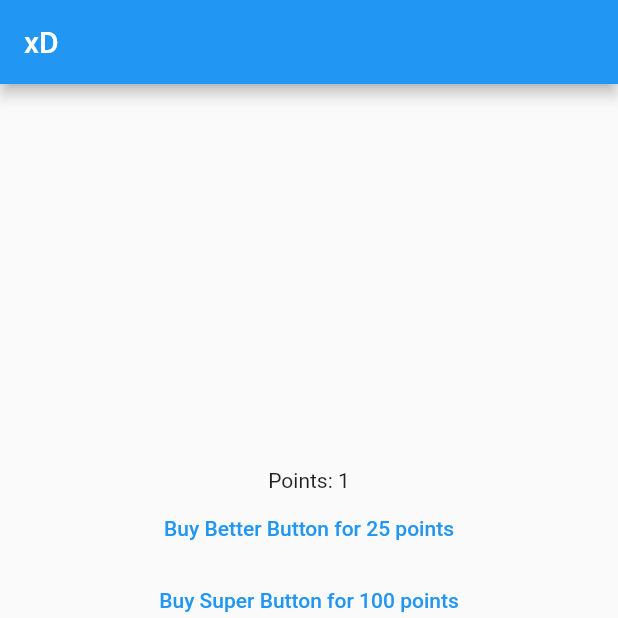
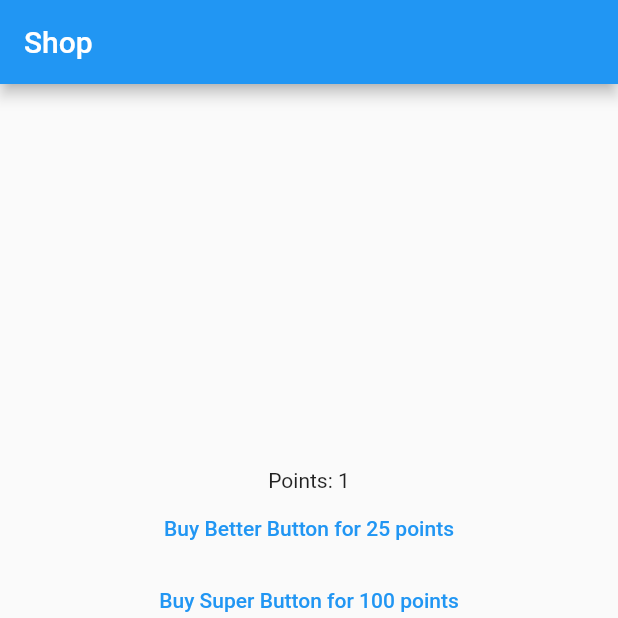
Before and after one commit to kacperski97/PIM_etap_1_Flutter, a Flutter app: the screen it shows after launch, after a tap on "Button", after a tap on "Shop", on a phone screen of 412 x 824 dp, the top half of it. Run offline on Flutter 3.47's test engine with Material 2 defaults, Android fonts, the phone set to English and light mode, and no system bars; our stand-ins replace fluttertoast.

Commit message:
Small improvements
-changed names of screens to be more descriptive

```diff
--- a/lib/main.dart
+++ b/lib/main.dart
@@ -74,10 +74,10 @@ class _MainWidgetState extends State<MainWidget>{
   @override
   Widget build(BuildContext context){
     return MaterialApp(
-      title: 'xD',
+      title: 'Clicker',
       home: Scaffold(
         appBar: AppBar(
-          title: const Text('xD'),
+          title: const Text('Clicker'),
         ),
       body: Center(child: Column(
         mainAxisAlignment: MainAxisAlignment.center,
@@ -129,10 +129,10 @@ class ShopWidget extends StatelessWidget {
     final arguments = ModalRoute.of(context)!.settings.arguments as PassedArguments;
 
     return MaterialApp(
-      title: 'xD',
+      title: 'Shop',
       home: Scaffold(
           appBar: AppBar(
-            title: const Text('xD'),
+            title: const Text('Shop'),
           ),
           body: Center(child: Column(
             mainAxisAlignment: MainAxisAlignment.center,
```
